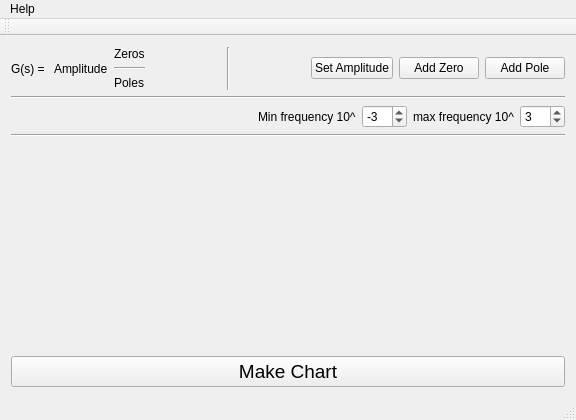
Old version of the form GRAPH/mainwindow.ui in the repository dawidholka/BodePlot.
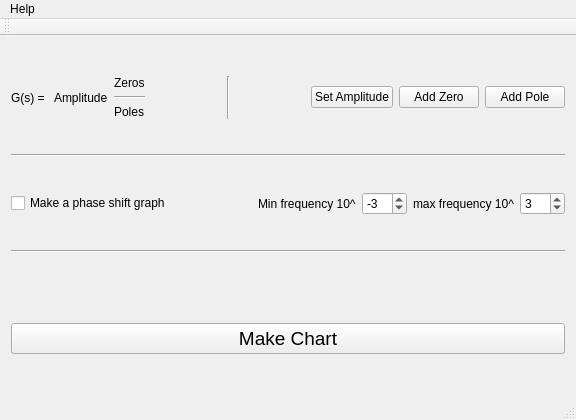
New version of the form.

Commit message: phase shift plot

```diff
--- a/GRAPH/mainwindow.ui
+++ b/GRAPH/mainwindow.ui
@@ -121,6 +121,13 @@
     </item>
     <item>
      <layout class="QHBoxLayout" name="frequencyLayout">
+      <item>
+       <widget class="QCheckBox" name="phaseShiftCheckBox">
+        <property name="text">
+         <string>Make a phase shift graph</string>
+        </property>
+       </widget>
+      </item>
       <item>
        <spacer name="horizontalSpacer_3">
         <property name="orientation">
@@ -186,36 +193,13 @@
        <layout class="QVBoxLayout" name="zerosLayout"/>
       </item>
       <item>
-       <spacer name="horizontalSpacer_2">
-        <property name="orientation">
-         <enum>Qt::Horizontal</enum>
-        </property>
-        <property name="sizeHint" stdset="0">
-         <size>
-          <width>40</width>
-          <height>20</height>
-         </size>
-        </property>
-       </spacer>
+       <widget class="QWidget" name="polesWidget" native="true"/>
       </item>
       <item>
        <layout class="QVBoxLayout" name="polesLayout"/>
       </item>
      </layout>
     </item>
-    <item>
-     <spacer name="verticalSpacer">
-      <property name="orientation">
-       <enum>Qt::Vertical</enum>
-      </property>
-      <property name="sizeHint" stdset="0">
-       <size>
-        <width>20</width>
-        <height>40</height>
-       </size>
-      </property>
-     </spacer>
-    </item>
     <item>
      <widget class="QPushButton" name="testButton">
       <property name="font">
```
Left out of the diff: 3 changed lines with no effect on the pictures. The commit also changes 8 other files.
